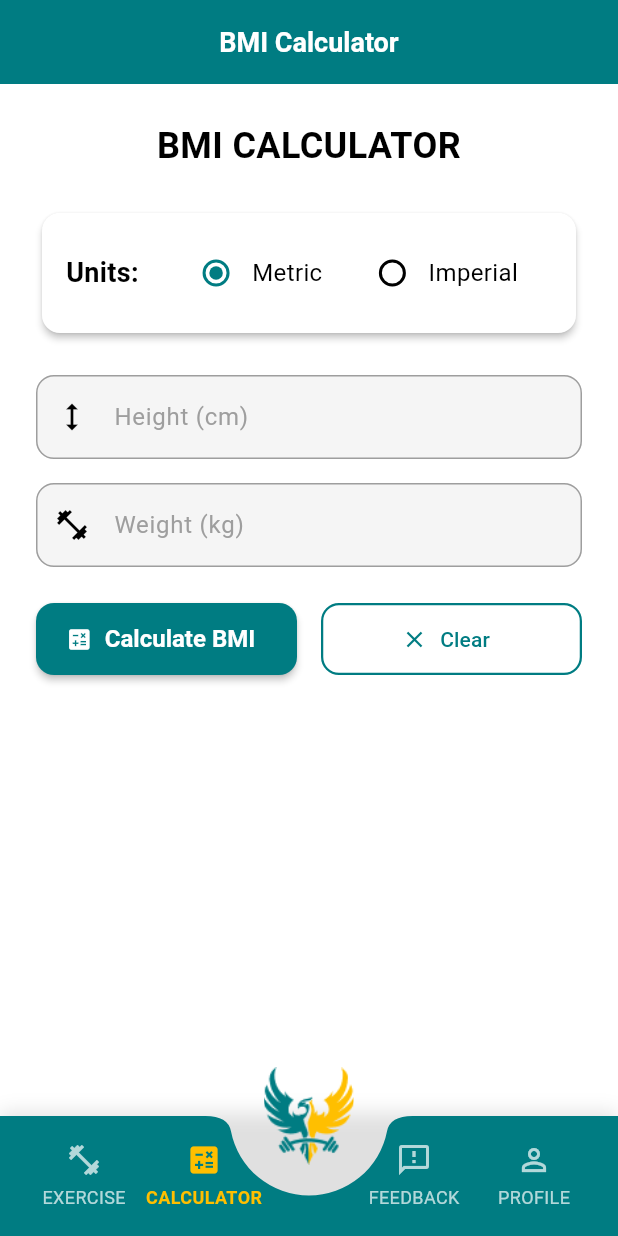
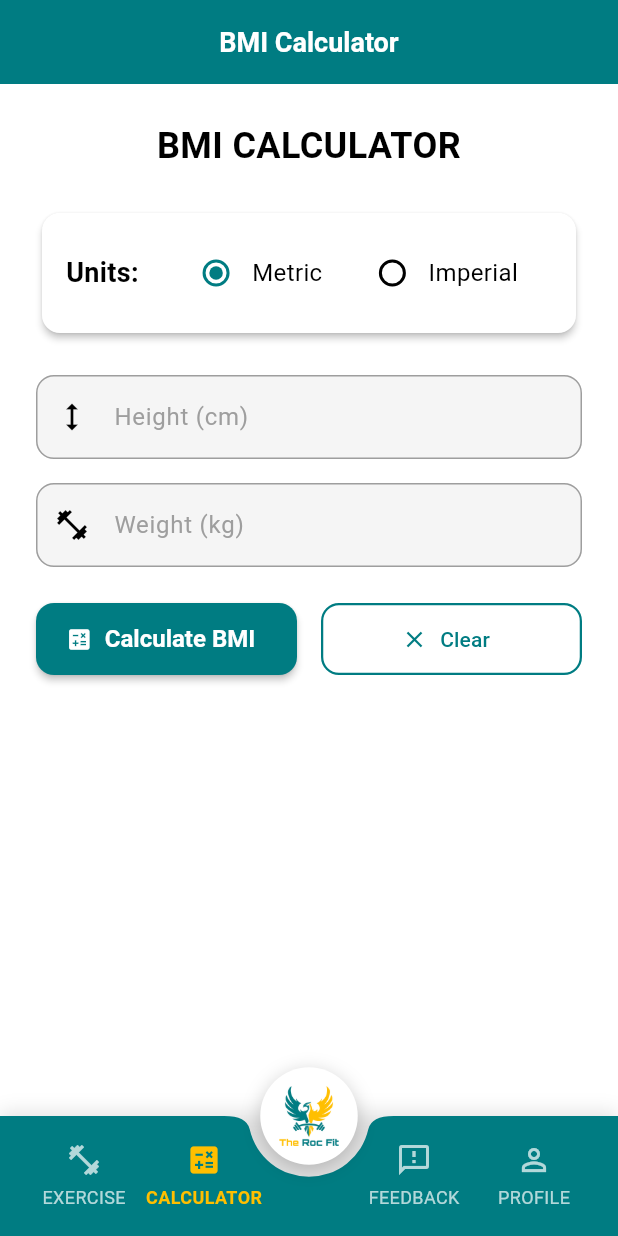
Before and after one commit to rawa7/rocfit, a Flutter app: the screen it shows after launch, item 2 of the bottom bar chosen, on a phone screen of 412 x 824 dp. Run offline on Flutter 3.47's test engine with Material 3 defaults, Android fonts, the phone set to English and light mode, and no system bars; our stand-ins replace cached_network_image, flutter_svg, shared_preferences; accounts and stored records are empty; network calls fail.

Commit message:
new version

```diff
--- a/lib/screens/main_navigation_screen.dart
+++ b/lib/screens/main_navigation_screen.dart
@@ -50,22 +50,29 @@ class _MainNavigationScreenState extends State<MainNavigationScreen> {
     return Scaffold(
       body: _screens[_currentIndex],
       floatingActionButton: Container(
-        height: 90,
-        width: 90,
-        decoration: const BoxDecoration(
+        height: 65,
+        width: 65,
+        decoration: BoxDecoration(
           shape: BoxShape.circle,
-          color: Colors.transparent,
+          color: AppColors.white,
+          boxShadow: [
+            BoxShadow(
+              color: Colors.black.withValues(alpha: 0.2),
+              blurRadius: 10,
+              offset: const Offset(0, 3),
+            ),
+          ],
         ),
         child: FloatingActionButton(
           onPressed: _onHomeTap,
           backgroundColor: Colors.transparent,
           elevation: 0,
           child: Container(
-            padding: const EdgeInsets.all(12),
+            padding: const EdgeInsets.all(8),
             child: Image.asset(
-              'assets/Homebutton_logo.png',
-              height: 65,
-              width: 65,
+              'assets/welcome_logo.png',
+              height: 40,
+              width: 40,
               fit: BoxFit.contain,
             ),
           ),
```
Also changed, not shown: lib/screens/full_screen_image_viewer.dart (+10 -31 lines).
